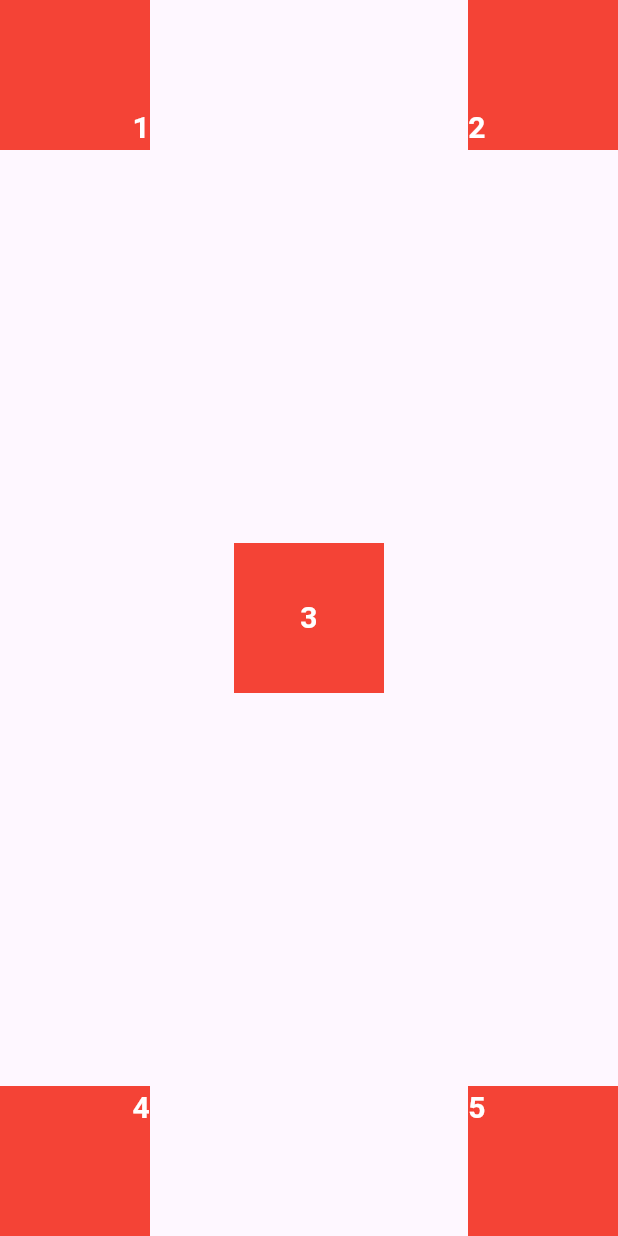
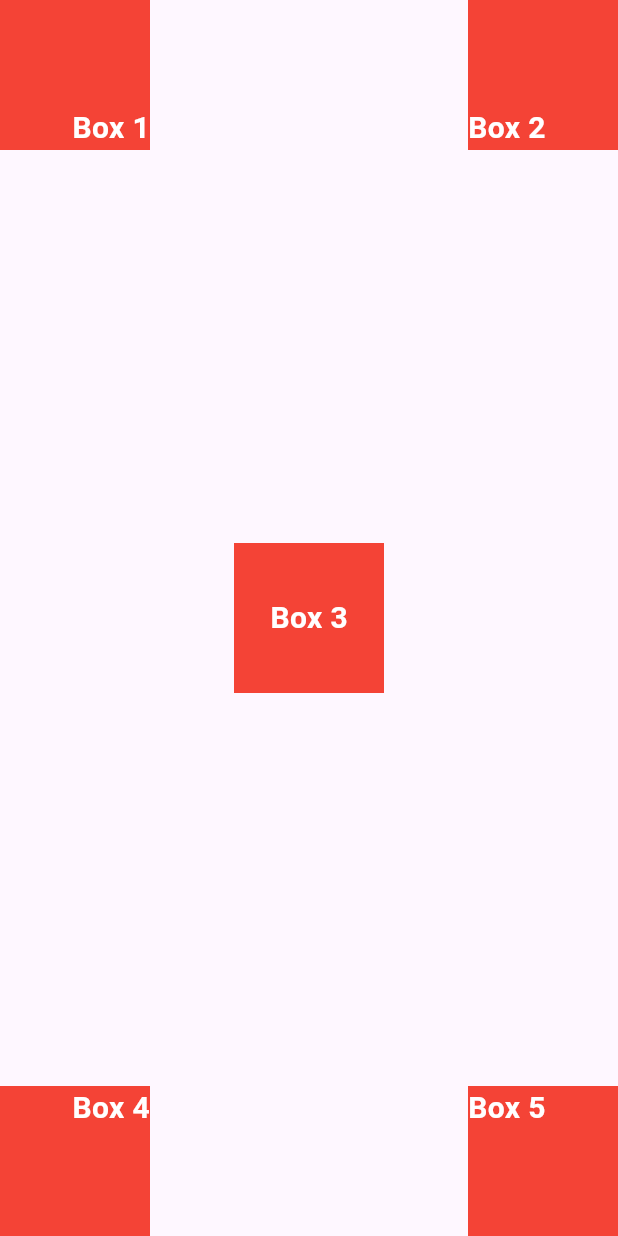
Before and after one commit to HaoNguyenDev/LearnFlutter, a Flutter app: the screen it shows after launch, on a phone screen of 412 x 824 dp. Run offline on Flutter 3.47's test engine with Material 3 defaults, Android fonts, the phone set to English and light mode, and no system bars; our stand-ins replace dio.

Commit message:
Try extract the same widget to an method

```diff
--- a/learnflutter/lib/exercise/design_square_on_ui.dart
+++ b/learnflutter/lib/exercise/design_square_on_ui.dart
@@ -24,99 +24,44 @@ class FourSquareOnUI extends StatelessWidget {
           Row(
             mainAxisAlignment: MainAxisAlignment.spaceBetween,
             children: [
-              Container(
-                color: Colors.red,
-                width: 100,
-                height: 100,
-                child: Align(
-                  alignment: Alignment.bottomRight,
-                  child: Text(
-                    '1',
-                    style: TextStyle(
-                      color: Colors.white,
-                      fontSize: 20,
-                      fontWeight: FontWeight.bold,
-                    ),
-                  ),
-                ),
-              ),
-              Container(
-                color: Colors.red,
-                width: 100,
-                height: 100,
-                child: Align(
-                  alignment: Alignment.bottomLeft,
-                  child: Text(
-                    '2',
-                    style: TextStyle(
-                      color: Colors.white,
-                      fontSize: 20,
-                      fontWeight: FontWeight.bold,
-                    ),
-                  ),
-                ),
-              )
+              redBoxContainer('Box 1', Alignment.bottomRight),
+              redBoxContainer('Box 2', Alignment.bottomLeft),
             ],
           ),
           Row(
             mainAxisAlignment: MainAxisAlignment.center,
             children: [
-              Container(
-                  color: Colors.red,
-                  width: 100,
-                  height: 100,
-                  child: Center(
-                    child: Text(
-                      '3',
-                      style: TextStyle(
-                        color: Colors.white,
-                        fontSize: 20,
-                        fontWeight: FontWeight.bold,
-                      ), textAlign: TextAlign.center,
-                    ),
-                  )
-                )
+              redBoxContainer('Box 3', Alignment.center),
             ],
           ),
           Row(
             mainAxisAlignment: MainAxisAlignment.spaceBetween,
             children: [
-              Container(
-                color: Colors.red,
-                width: 100,
-                height: 100,
-                child: Align(
-                  alignment: Alignment.topRight,
-                  child: Text(
-                    '4',
-                    style: TextStyle(
-                      color: Colors.white,
-                      fontSize: 20,
-                      fontWeight: FontWeight.bold,
-                    ),
-                  ),
-                ),
-              ),
-              Container(
-                color: Colors.red,
-                width: 100,
-                height: 100,
-                child: Align(
-                  alignment: Alignment.topLeft,
-                  child: Text(
-                    '5',
-                    style: TextStyle(
-                      color: Colors.white,
-                      fontSize: 20,
-                      fontWeight: FontWeight.bold,
-                    ),
-                  ),
-                ),
-              )
+              redBoxContainer('Box 4', Alignment.topRight),
+              redBoxContainer('Box 5', Alignment.topLeft),
             ],
-          )
+          ),
         ],
       ),
     );
   }
+
+  Container redBoxContainer(String title, AlignmentGeometry alignment) {
+    return Container(
+      color: Colors.red,
+      width: 100,
+      height: 100,
+      child: Align(
+        alignment: alignment,
+        child: Text(
+          title,
+          style: TextStyle(
+            color: Colors.white,
+            fontSize: 20,
+            fontWeight: FontWeight.bold,
+          ),
+        ),
+      ),
+    );
+  }
 }
```
